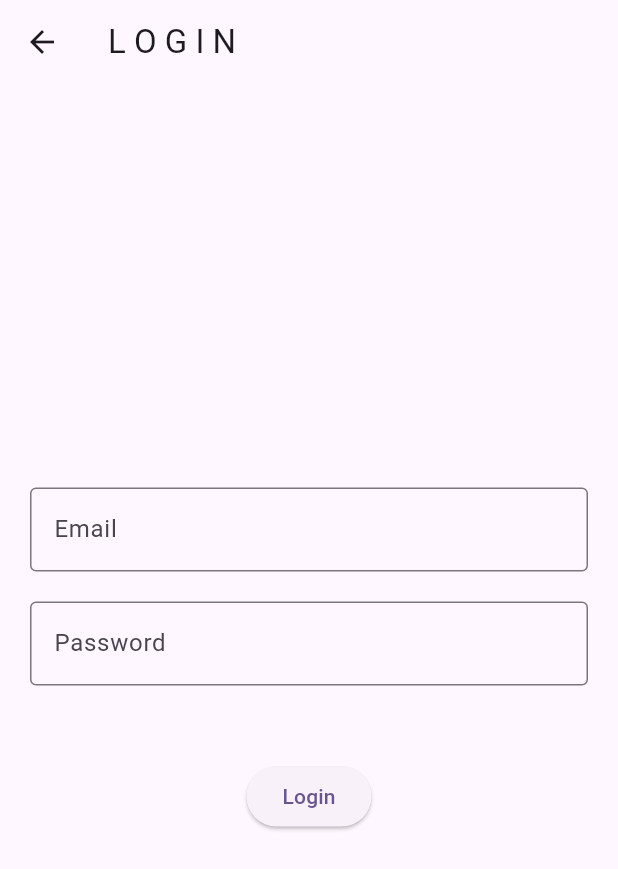
After one commit to FAHIMSHAKIL102/flutter_bloc_practice_thetechbrothers, a Flutter app: the screen it shows after launch, after a tap on "L O G I N", on a phone screen of 412 x 824 dp. The commit adds this screen. Shown: the top 869 px of the screen. Run offline on Flutter 3.47's test engine with Material 3 defaults, Android fonts, the phone set to English and light mode, and no system bars; our stand-ins replace bloc, equatable, flutter_bloc, image_picker; network calls fail.

Commit message:
feat: login

```diff
--- a/lib/feature/counter/presentation/page/counter_screen.dart
+++ b/lib/feature/counter/presentation/page/counter_screen.dart
@@ -28,7 +28,7 @@ class _CounterScreenState extends State<CounterScreen> {
     return BlocProvider(
       create: (context) => _counterBloc,
       child: Scaffold(
-        appBar: AppBar(title: Text('Counter'), centerTitle: true),
+        appBar: AppBar(title: Text('C O U N T E R'), centerTitle: true),
         body: Column(
           mainAxisAlignment: .center,
           crossAxisAlignment: .center,
--- a/lib/feature/home/page/home_screen.dart
+++ b/lib/feature/home/page/home_screen.dart
@@ -2,6 +2,7 @@ import 'package:flutter/material.dart';
 import 'package:flutter_bloc_practice_thetechbrothers/feature/counter/presentation/page/counter_screen.dart';
 import 'package:flutter_bloc_practice_thetechbrothers/feature/favourite/presentation/pages/favourite_screen.dart';
 import 'package:flutter_bloc_practice_thetechbrothers/feature/imagepicker/pages/image_picker_screen.dart';
+import 'package:flutter_bloc_practice_thetechbrothers/feature/login/presentation/pages/login_screen.dart';
 import 'package:flutter_bloc_practice_thetechbrothers/feature/post/presentation/pages/post_screen.dart';
 import 'package:flutter_bloc_practice_thetechbrothers/feature/switch/pages/switch_screen.dart';
 import 'package:flutter_bloc_practice_thetechbrothers/feature/todo/presentation/pages/to_do_screen.dart';
@@ -91,6 +92,18 @@ class HomeScreen extends StatelessWidget {
                 trailing: Icon(Icons.post_add_outlined),
               ),
             ),
+            Card(
+              child: ListTile(
+                onTap: () {
+                  Navigator.push(
+                    context,
+                    MaterialPageRoute(builder: (context) => LoginScreen()),
+                  );
+                },
+                title: Text('L O G I N'),
+                trailing: Icon(Icons.login_outlined),
+              ),
+            ),
           ],
         ),
       ),
--- /dev/null
+++ b/lib/feature/login/presentation/bloc/login_bloc.dart
@@ -0,0 +1,68 @@
+import 'dart:async';
+import 'dart:convert';
+
+import 'package:bloc/bloc.dart';
+import 'package:equatable/equatable.dart';
+import 'package:http/http.dart' as http;
+
+part 'login_event.dart';
+part 'login_state.dart';
+
+class LoginBloc extends Bloc<LoginEvent, LoginInitialState> {
+  LoginBloc() : super(LoginInitialState()) {
+    on<EmailChangeEvent>(_emailChangeEvent);
+    on<PasswordChangeEvent>(_passwordChangeEvent);
+    on<LoginApiEvent>(_loginApiEvent);
+  }
+
+  FutureOr<void> _emailChangeEvent(
+    EmailChangeEvent event,
+    Emitter<LoginInitialState> emit,
+  ) {
+    emit(state.copyWith(email: event.email));
+  }
+
+  FutureOr<void> _passwordChangeEvent(
+    PasswordChangeEvent event,
+    Emitter<LoginInitialState> emit,
+  ) {
+    emit(state.copyWith(password: event.password));
+  }
+
+  FutureOr<void> _loginApiEvent(
+    LoginApiEvent event,
+    Emitter<LoginInitialState> emit,
+  ) async {
+    emit(state.copyWith(loginStatus: LoginStatus.loading));
+
+    Map data = {'email': state.email, 'password': state.password};
+
+    try {
+      final response = await http.post(
+        Uri.parse('https://reqres.in/api/login'),
+        body: data,
+      );
+      final test = jsonDecode(response.body);
+
+      if (response.statusCode == 200) {
+        emit(
+          state.copyWith(
+            loginStatus: LoginStatus.success,
+            message: 'Successful',
+          ),
+        );
+      } else {
+        emit(
+          state.copyWith(
+            loginStatus: LoginStatus.error,
+            message: test['error'],
+          ),
+        );
+      }
+    } catch (e) {
+      emit(
+        state.copyWith(loginStatus: LoginStatus.error, message: e.toString()),
+      );
+    }
+  }
+}
--- /dev/null
+++ b/lib/feature/login/presentation/bloc/login_event.dart
@@ -0,0 +1,26 @@
+part of 'login_bloc.dart';
+
+sealed class LoginEvent extends Equatable {
+  const LoginEvent();
+
+  @override
+  List<Object> get props => [];
+}
+
+class EmailChangeEvent extends LoginEvent {
+  final String email;
+  const EmailChangeEvent({required this.email});
+
+  @override
+  List<Object> get props => [email];
+}
+
+class PasswordChangeEvent extends LoginEvent {
+  final String password;
+  const PasswordChangeEvent({required this.password});
+
+  @override
+  List<Object> get props => [password];
+}
+
+class LoginApiEvent extends LoginEvent {}
--- /dev/null
+++ b/lib/feature/login/presentation/bloc/login_state.dart
@@ -0,0 +1,41 @@
+part of 'login_bloc.dart';
+
+enum LoginStatus { initial, loading, success, error }
+
+sealed class LoginState extends Equatable {
+  const LoginState();
+
+  @override
+  List<Object> get props => [];
+}
+
+final class LoginInitialState extends LoginState {
+  final String email;
+  final String password;
+  final String message;
+  final LoginStatus loginStatus;
+
+  const LoginInitialState({
+    this.email = '',
+    this.password = '',
+    this.message = '',
+    this.loginStatus = LoginStatus.initial,
+  });
+
+  LoginInitialState copyWith({
+    String? email,
+    String? password,
+    String? message,
+    LoginStatus? loginStatus,
+  }) {
+    return LoginInitialState(
+      email: email ?? this.email,
+      password: password ?? this.password,
+      message: message ?? this.message,
+      loginStatus: loginStatus ?? this.loginStatus,
+    );
+  }
+
+  @override
+  List<Object> get props => [email, password, message, loginStatus];
+}
--- /dev/null
+++ b/lib/feature/login/presentation/pages/login_screen.dart
@@ -0,0 +1,122 @@
+import 'package:flutter/material.dart';
+import 'package:flutter_bloc/flutter_bloc.dart';
+import 'package:flutter_bloc_practice_thetechbrothers/feature/login/presentation/bloc/login_bloc.dart';
+
+class LoginScreen extends StatefulWidget {
+  const LoginScreen({super.key});
+
+  @override
+  State<LoginScreen> createState() => _LoginScreenState();
+}
+
+class _LoginScreenState extends State<LoginScreen> {
+  final emailFocusNode = FocusNode();
+  final passwordFocusNode = FocusNode();
+  late LoginBloc _loginBloc;
+
+  @override
+  void initState() {
+    // TODO: implement initState
+    super.initState();
+    _loginBloc = LoginBloc();
+  }
+
+  @override
+  Widget build(BuildContext context) {
+    return BlocProvider(
+      create: (context) => _loginBloc,
+      child: Scaffold(
+        appBar: AppBar(title: Text('L O G I N')),
+        body: Padding(
+          padding: EdgeInsets.all(20),
+          child: Column(
+            mainAxisAlignment: .center,
+            crossAxisAlignment: .center,
+            children: [
+              BlocBuilder<LoginBloc, LoginInitialState>(
+                buildWhen: (previous, current) =>
+                    previous.email != current.email,
+                builder: (context, state) {
+                  return TextFormField(
+                    keyboardType: TextInputType.emailAddress,
+                    focusNode: emailFocusNode,
+                    decoration: InputDecoration(
+                      border: OutlineInputBorder(),
+                      hintText: 'Email',
+                    ),
+                    onChanged: (value) {
+                      context.read<LoginBloc>().add(
+                        EmailChangeEvent(email: value),
+                      );
+                    },
+                    onFieldSubmitted: (value) {},
+                  );
+                },
+              ),
+              SizedBox(height: 20),
+              BlocBuilder<LoginBloc, LoginInitialState>(
+                buildWhen: (previous, current) =>
+                    previous.password != current.password,
+                builder: (context, state) {
+                  return TextFormField(
+                    obscureText: true,
+                    keyboardType: TextInputType.text,
+                    focusNode: passwordFocusNode,
+                    decoration: InputDecoration(
+                      border: OutlineInputBorder(),
+                      hintText: 'Password',
+                    ),
+                    onChanged: (value) {
+                      context.read<LoginBloc>().add(
+                        PasswordChangeEvent(password: value),
+                      );
+                    },
+                    onFieldSubmitted: (value) {},
+                  );
+                },
+              ),
+              SizedBox(height: 50),
+              BlocListener<LoginBloc, LoginInitialState>(
+                listener: (context, state) {
+                  switch (state.loginStatus) {
+                    case LoginStatus.error:
+                      ScaffoldMessenger.of(context)
+                        ..hideCurrentSnackBar()
+                        ..showSnackBar(
+                          SnackBar(content: Text(state.message.toString())),
+                        );
+                         case LoginStatus.loading:
+                      ScaffoldMessenger.of(context)
+                        ..hideCurrentSnackBar()
+                        ..showSnackBar(
+                          SnackBar(content: Text('Submitting')),
+                        );
+                         case LoginStatus.success:
+                      ScaffoldMessenger.of(context)
+                        ..hideCurrentSnackBar()
+                        ..showSnackBar(
+                          SnackBar(content: Text('Logiin Successful')),
+                        );
+                      break;
+                    default:
+                  }
+                },
+                child: BlocBuilder<LoginBloc, LoginInitialState>(
+                  buildWhen: (previous, current) => false,
+                  builder: (context, state) {
+                    return ElevatedButton(
+                      onPressed: () {
+                        context.read<LoginBloc>().add(LoginApiEvent());
+                      },
+                      child: Text('Login'),
+                    );
+                  },
+                ),
+              ),
+            ],
+          ),
+        ),
+      ),
+    );
+  }
+}
--- a/lib/main.dart
+++ b/lib/main.dart
@@ -1,6 +1,5 @@
 import 'package:flutter/material.dart';
 import 'package:flutter_bloc/flutter_bloc.dart';
-import 'package:flutter_bloc_practice_thetechbrothers/feature/counter/presentation/bloc/counter_bloc.dart';
 import 'package:flutter_bloc_practice_thetechbrothers/feature/favourite/domain/repository/favourite_repository.dart';
 import 'package:flutter_bloc_practice_thetechbrothers/feature/favourite/presentation/bloc/favourite_bloc.dart';
 import 'package:flutter_bloc_practice_thetechbrothers/feature/home/page/home_screen.dart';
```
